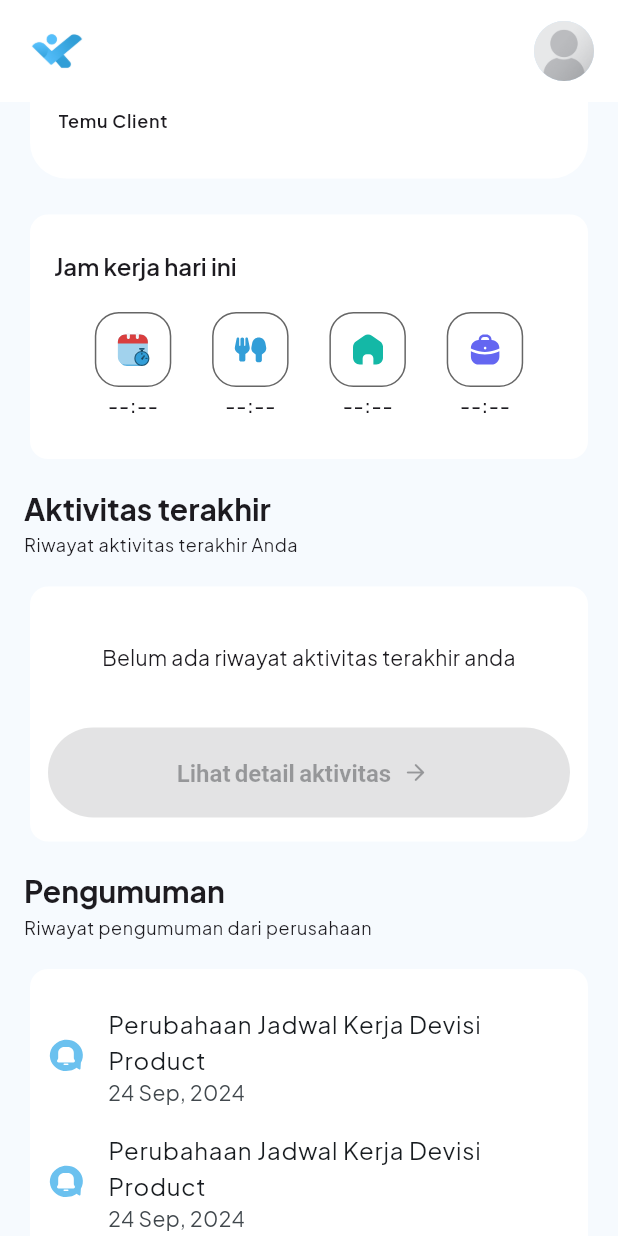
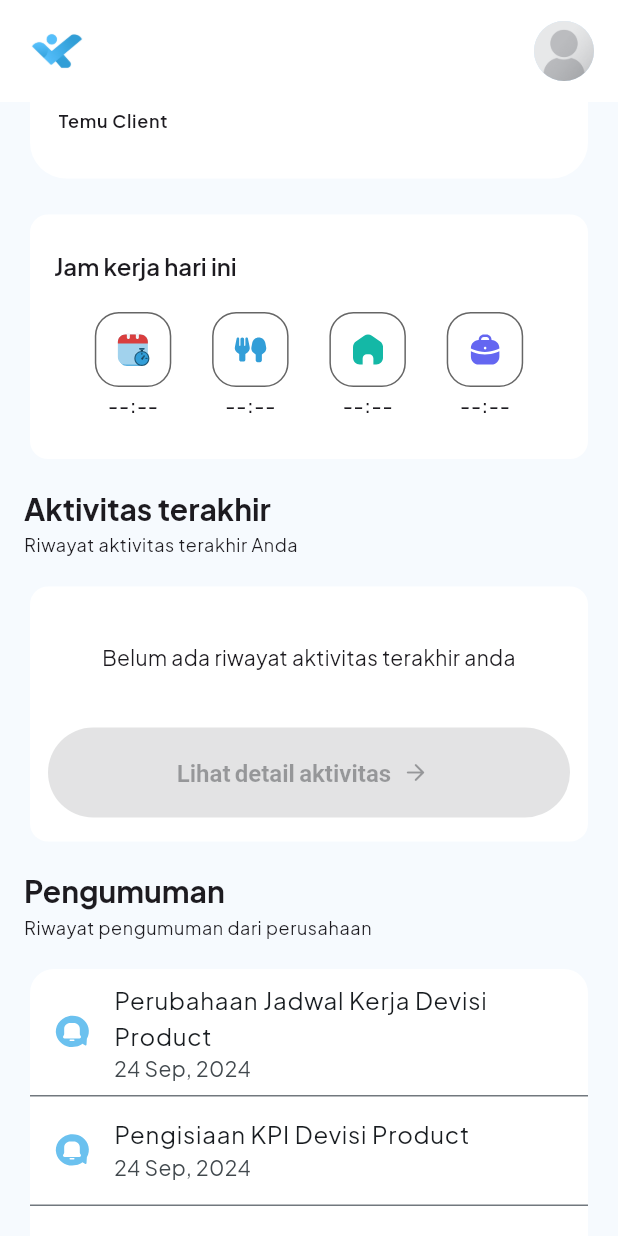
Before and after one commit to andrean-assist/kerjaa, a Flutter app: the HomeView screen opened directly, scrolled down 576 dp, on a phone screen of 412 x 824 dp. Run offline on Flutter 3.47's test engine with Material 3 defaults, Android fonts, the phone set to English and light mode, and no system bars; drawn by our look-alikes of auto_size_text, cached_network_image, skeletonizer; our stand-ins replace action_slider, app_links, connectivity_plus, device_info_plus, dio, firebase_core and 11 more; missing offline and left inert: app_settings, camerawesome, flutter_exif_rotation, google_mlkit_face_detection; accounts and stored records are empty; network calls fail.

Commit message:
update: add general shift detail to ShiftModel and initialize dummy announcements in HomeController

```diff
--- a/lib/app/data/model/shift/shift_model.dart
+++ b/lib/app/data/model/shift/shift_model.dart
@@ -11,6 +11,7 @@ class ShiftModel with _$ShiftModel {
     DetailShiftModel? pagi,
     DetailShiftModel? siang,
     DetailShiftModel? malam,
+    DetailShiftModel? general,
   }) = _ShiftModel;
 
   factory ShiftModel.fromJson(Map<String, Object?> json) =>
--- a/lib/app/modules/home/controllers/home_controller.dart
+++ b/lib/app/modules/home/controllers/home_controller.dart
@@ -104,6 +104,12 @@ class HomeController extends GetxController {
   ];
 
   final isScroll = false.obs;
+
+  final dummyListAnnouncement = [
+    {'title': 'Perubahaan Jadwal Kerja Devisi Product'},
+    {'title': 'Pengisiaan KPI Devisi Product'},
+    {'title': 'Member Baru Product'}
+  ];
 
   @override
   void onInit() {
--- a/lib/app/modules/home/views/home_view.dart
+++ b/lib/app/modules/home/views/home_view.dart
@@ -32,6 +32,9 @@ class HomeView extends GetView<HomeController> {
         slivers: [
           _builderAppBar(),
           _builderBody(context),
+          const SliverToBoxAdapter(
+            child: SizedBox(height: 162),
+          )
         ],
       ),
     );
@@ -96,7 +99,7 @@ class HomeView extends GetView<HomeController> {
         crossAxisAlignment: CrossAxisAlignment.start,
         children: [
           _builderGreetingMessage(textTheme),
-          _builderListHeaderCard(),
+          _builderListHeaderCard(context),
           _builderMenu(context),
           _builderAttributesCard(context),
           _builderLastHistory(context),
@@ -152,7 +155,64 @@ class HomeView extends GetView<HomeController> {
     );
   }
 
-  Widget _builderListHeaderCard() {
+  Widget _builderListHeaderCard(BuildContext context) {
+    final organization = controller.dataDashboard?.organization;
+    final isShift = organization?.isShift;
+    final shift = organization?.shift;
+    final haveShift = shift != null && isShift != null && isShift;
+    final isGeneral = shift != null && shift.general != null;
+
+    // cek apakah non-shift
+    if (isGeneral) {
+      return _builderHeaderCard(
+        context: context,
+        isShift: isShift,
+        shiftText:
+            'Shift ${shift.general?.absen?.start ?? '--:--'} WIB to ${shift.general?.absen?.end} WIB',
+      );
+    }
+
+    // cek apakah shift aktif
+    if (haveShift) {
+      final pagi = shift.pagi;
+      final siang = shift.siang;
+      final malam = shift.malam;
+      final isShiftPagiDisabled = pagi != null && (pagi.disabledShift ?? true);
+      final isShiftSiangDisabled =
+          siang != null && (siang.disabledShift ?? true);
+      final isShiftMalamDisabled =
+          malam != null && (malam.disabledShift ?? true);
+
+      final enabledShifts = [
+        !isShiftPagiDisabled,
+        !isShiftSiangDisabled,
+        !isShiftMalamDisabled
+      ].where((enabled) => enabled).length;
+
+      if (enabledShifts == 1) {
+        if (!isShiftPagiDisabled) {
+          return _builderHeaderCard(
+            context: context,
+            isShift: isShift,
+            shiftText:
+                'Shift pagi ${shift.pagi?.absen?.start ?? '--:--'} WIB to ${shift.pagi?.absen?.end} WIB',
+          );
+        } else if (!isShiftSiangDisabled) {
+          return _builderHeaderCard(
+            context: context,
+            isShift: isShift,
+            shiftText:
+                'Shift siang ${shift.siang?.absen?.start ?? '--:--'} WIB to ${shift.siang?.absen?.end} WIB',
+          );
+        } else if (!isShiftMalamDisabled) {
+          return _builderHeaderCard(
+            context: context,
+            isShift: isShift,
+            shiftText:
+                'Shift malam ${shift.malam?.absen?.start ?? '--:--'} WIB to ${shift.malam?.absen?.end} WIB',
+          );
+        }
+      } else {
         return LayoutBuilder(
           builder: (context, constraints) {
             final maxWidth = constraints.maxWidth;
@@ -162,35 +222,43 @@ class HomeView extends GetView<HomeController> {
               scrollDirection: Axis.horizontal,
               child: Obx(
                 () {
-              final organization = controller.dataDashboard?.organization;
-              final isShift = organization?.isShift;
-              final shift = organization?.shift;
-              final haveShift = isShift != null && shift != null;
-
-              return Visibility(
-                visible: haveShift,
-                replacement: _builderDisabledShift(context, maxWidth),
-                child: Row(
+                  return Row(
                     children: [
-                    _builderHeaderCard(
+                      Visibility(
+                        visible: !isShiftPagiDisabled,
+                        child: _builderHeaderCard(
                           context: context,
                           width: maxWidthShift,
-                      outPadding: const EdgeInsets.symmetric(horizontal: 16),
+                          outPadding:
+                              const EdgeInsets.symmetric(horizontal: 16),
                           isShift: isShift,
+                          shiftText:
+                              'Shift pagi ${shift.pagi?.absen?.start ?? '--:--'} WIB to ${shift.pagi?.absen?.end} WIB',
                         ),
-                    _builderHeaderCard(
+                      ),
+                      Visibility(
+                        visible: !isShiftSiangDisabled,
+                        child: _builderHeaderCard(
                           context: context,
                           width: maxWidthShift,
                           isShift: isShift,
+                          shiftText:
+                              'Shift siang ${shift.siang?.absen?.start ?? '--:--'} WIB to ${shift.siang?.absen?.end} WIB',
                         ),
-                    _builderHeaderCard(
+                      ),
+                      Visibility(
+                        visible: !isShiftMalamDisabled,
+                        child: _builderHeaderCard(
                           context: context,
                           width: maxWidthShift,
-                      outPadding: const EdgeInsets.symmetric(horizontal: 16),
+                          outPadding:
+                              const EdgeInsets.symmetric(horizontal: 16),
                           isShift: isShift,
+                          shiftText:
+                              'Shift malam ${shift.malam?.absen?.start ?? '--:--'} WIB to ${shift.malam?.absen?.end} WIB',
+                        ),
                       ),
                     ],
-                ),
                   );
                 },
               ),
@@ -198,12 +266,17 @@ class HomeView extends GetView<HomeController> {
           },
         );
       }
+    }
+
+    return _builderDisabledShift(context: context);
+  }
 
   Widget _builderHeaderCard({
     required BuildContext context,
-    required double width,
+    double? width,
     EdgeInsets? outPadding,
     required bool? isShift,
+    required String shiftText,
   }) {
     final theme = context.theme;
     final textTheme = context.textTheme;
@@ -215,7 +288,7 @@ class HomeView extends GetView<HomeController> {
       color: theme.colorScheme.surfaceContainerLowest,
       shape: RoundedRectangleBorder(borderRadius: BorderRadius.circular(24)),
       child: SizedBox(
-        width: width,
+        width: width ?? double.infinity,
         child: Skeletonizer(
           enabled: controller.isLoading.value,
           child: Column(
@@ -277,7 +350,7 @@ class HomeView extends GetView<HomeController> {
               ),
               const SizedBox(height: 8),
               Text(
-                'Shift pagi 8:30 AM to 17:00PM',
+                shiftText,
                 style: textTheme.labelMedium,
                 textAlign: TextAlign.center,
               ),
@@ -289,13 +362,13 @@ class HomeView extends GetView<HomeController> {
     );
   }
 
-  Widget _builderDisabledShift(BuildContext context, double width) {
+  Widget _builderDisabledShift({required BuildContext context, double? width}) {
     final textTheme = context.textTheme;
     final size = context.mediaQuerySize;
 
     return Container(
       padding: const EdgeInsets.symmetric(horizontal: 16, vertical: 12),
-      width: width,
+      width: width ?? double.infinity,
       child: Column(
         children: [
           Image.asset(
@@ -364,8 +437,6 @@ class HomeView extends GetView<HomeController> {
         var isVisibleBtnAbsence = true;
         var isVisibleBtnSlider = false;
 
-        // Widget? icon;
-        // ButtonStyle? style;
         ButtonType buttonType = ButtonType.filled;
         String textBtn = 'Check in';
 
@@ -374,12 +445,6 @@ class HomeView extends GetView<HomeController> {
         if (startTime != null) {
           statusAbsence = StatusAbsenceSetup.checkOut;
           buttonType = ButtonType.filledTonal;
-
-          // icon = SvgPicture.asset(ConstantsAssets.icCheckout);
-          // style = FilledButton.styleFrom(
-          //   backgroundColor: SharedTheme.primaryBtnLightColor,
-          //   foregroundColor: SharedTheme.textBtnColor,
-          // );
           textBtn = 'Check out';
           isVisibleBtnSlider = true;
 
@@ -392,9 +457,6 @@ class HomeView extends GetView<HomeController> {
           if (endTime != null) {
             statusAbsence = StatusAbsenceSetup.checkIn;
             buttonType = ButtonType.filled;
-
-            // icon = null;
-            // style = null;
             textBtn = 'Check in';
             isVisibleBtnAbsence = true;
           }
@@ -408,10 +470,8 @@ class HomeView extends GetView<HomeController> {
               child: Container(
                 margin: const EdgeInsets.only(top: 24),
                 child: CustomButton(
-                  type: buttonType!,
+                  type: buttonType,
                   width: double.infinity,
-                  // icon: icon,
-                  // style: style,
                   onPressed: () {
                     if (statusAbsence == StatusAbsenceSetup.checkIn) {
                       if (isShift ?? false) {
@@ -635,7 +695,6 @@ class HomeView extends GetView<HomeController> {
             title: 'Aktivitas terakhir',
             subtitle: 'Riwayat aktivitas terakhir Anda',
           ),
-          // const SizedBox(height: 16),
           Obx(
             () => Skeletonizer(
               enabled: controller.isLoading.value,
@@ -688,10 +747,14 @@ class HomeView extends GetView<HomeController> {
               child: Cards.filled(
                 context: context,
                 color: theme.colorScheme.surfaceContainerLowest,
+                shape: RoundedRectangleBorder(
+                  borderRadius: BorderRadius.circular(16),
+                ),
+                inPadding: EdgeInsets.zero,
                 child: Column(
                   children: [
                     Skeleton.shade(
-                      child: _builderItemAnnouncement(),
+                      child: _builderItemAnnouncement(theme),
                     ),
                     const SizedBox(height: 16),
                     Buttons.filledTonal(
@@ -784,20 +847,22 @@ class HomeView extends GetView<HomeController> {
     );
   }
 
-  Widget _builderItemAnnouncement() {
+  Widget _builderItemAnnouncement(ThemeData theme) {
     return ListView.builder(
       shrinkWrap: true,
       physics: const NeverScrollableScrollPhysics(),
       padding: EdgeInsets.zero,
       itemBuilder: (context, index) {
+        final dummyItem = controller.dummyListAnnouncement[index];
         return ListTile(
-          contentPadding: EdgeInsets.zero,
+          contentPadding: const EdgeInsets.symmetric(horizontal: 16),
           leading: SvgPicture.asset(ConstantsAssets.icAnnouncement),
-          title: const Text('Perubahaan Jadwal Kerja Devisi Product'),
+          title: Text(dummyItem['title'].toString()),
           subtitle: const Text('24 Sep, 2024'),
+          shape: Border(bottom: BorderSide(color: theme.dividerColor)),
         );
       },
-      itemCount: 3,
+      itemCount: controller.dummyListAnnouncement.length,
     );
   }
 
```
Also changed, not shown: lib/app/data/model/shift/shift_model.freezed.dart, lib/app/data/model/shift/shift_model.g.dart. Lines whose indentation alone changed are shown as unchanged.
